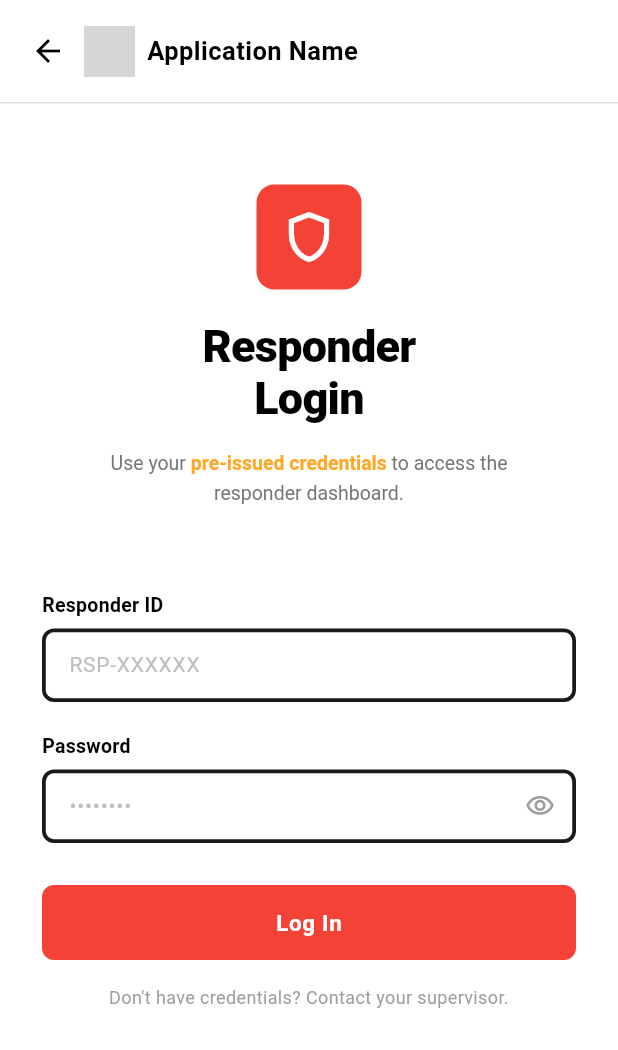
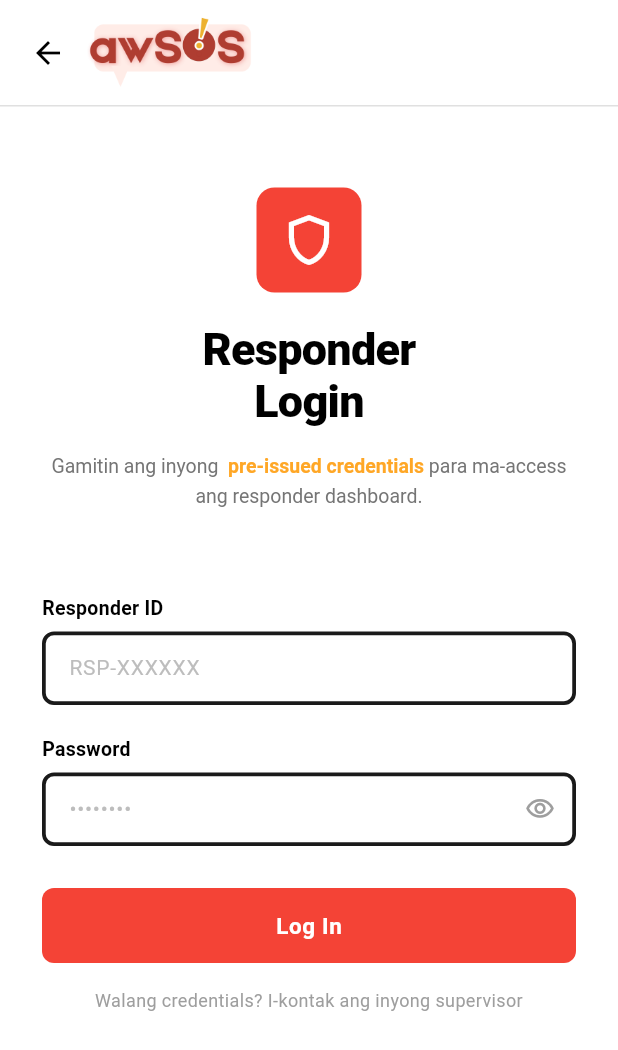
Before and after one commit to perky-boo25/komhack2026_late_permt, a Flutter app: the ResponderLogin screen opened by its route, on a phone screen of 412 x 824 dp. Shown: the top 1050 px of the screen. Run offline on Flutter 3.47's test engine with Material 3 defaults, Android fonts, the phone set to English and light mode, and no system bars; our stand-ins replace audioplayers, cloud_firestore, connectivity_plus, firebase_auth, firebase_core, firebase_messaging and 5 more; accounts and stored records are empty; grey boxes are pictures that could not be loaded.

Commit message:
translatead again

```diff
--- a/lib/screens/responder_login.dart
+++ b/lib/screens/responder_login.dart
@@ -32,7 +32,7 @@ class _ResponderLoginState extends State<ResponderLogin> {
   }
 
   // login flow: FIXED DEAD CODE AND ADJUSTED MESSAGES
- Future<void> _onLoginPressed() async {
+Future<void> _onLoginPressed() async {
   setState(() {
     _errorMessage = null; //clear error message when clicked
   });
@@ -163,21 +163,21 @@ class _ResponderLoginState extends State<ResponderLogin> {
                   ClipRRect(
                     borderRadius: BorderRadius.circular(6), // rounded logo
                     child: SizedBox(
-                      width: 34,
-                      height: 34,
-                      child: Image.asset('images/logo.jpg', fit: BoxFit.cover), // app logo
+                      width: 120,
+                      height: 50,
+                      child: Image.asset('images/logo.png', fit: BoxFit.cover), // app logo
                     ),
                   ),
                   const SizedBox(width: 8), // small gap
-                  const Text(
-                    'Application Name', // app name
-                    style: TextStyle(
-                      fontSize: 17,
-                      fontWeight: FontWeight.w700,
-                      color: _black,
-                      letterSpacing: 0.3,
-                    ),
-                  ),
+                  // const Text(
+                  //   'Application Name', // app name
+                  //   style: TextStyle(
+                  //     fontSize: 17,
+                  //     fontWeight: FontWeight.w700,
+                  //     color: _black,
+                  //     letterSpacing: 0.3,
+                  //   ),
+                  // ),
                 ],
               ),
             ),
@@ -236,16 +236,16 @@ class _ResponderLoginState extends State<ResponderLogin> {
                           height: 1.5,
                         ),
                         children: [
-                          const TextSpan(text: 'Use your '), // intro text
+                          const TextSpan(text: 'Gamitin ang inyong '), // intro text
                           TextSpan(
-                            text: 'pre-issued credentials', // highlighted text
+                            text: ' pre-issued credentials', // highlighted text
                             style: TextStyle(
                               color: _orange,
                               fontWeight: FontWeight.w600,
                             ),
                           ),
                           const TextSpan(
-                              text: ' to access the\nresponder dashboard.'), // subtitle end
+                              text: ' para ma-access ang responder dashboard.'), // subtitle end
                         ],
                       ),
                     ),
@@ -342,7 +342,7 @@ class _ResponderLoginState extends State<ResponderLogin> {
                     // contact note
                     Center(
                       child: Text(
-                        "Don't have credentials? Contact your supervisor.", // help note
+                        "Walang credentials? I-kontak ang inyong supervisor", // help note
                         style: const TextStyle(
                           fontSize: 12,
                           color: Color(0xFF9E9E9E),
```
